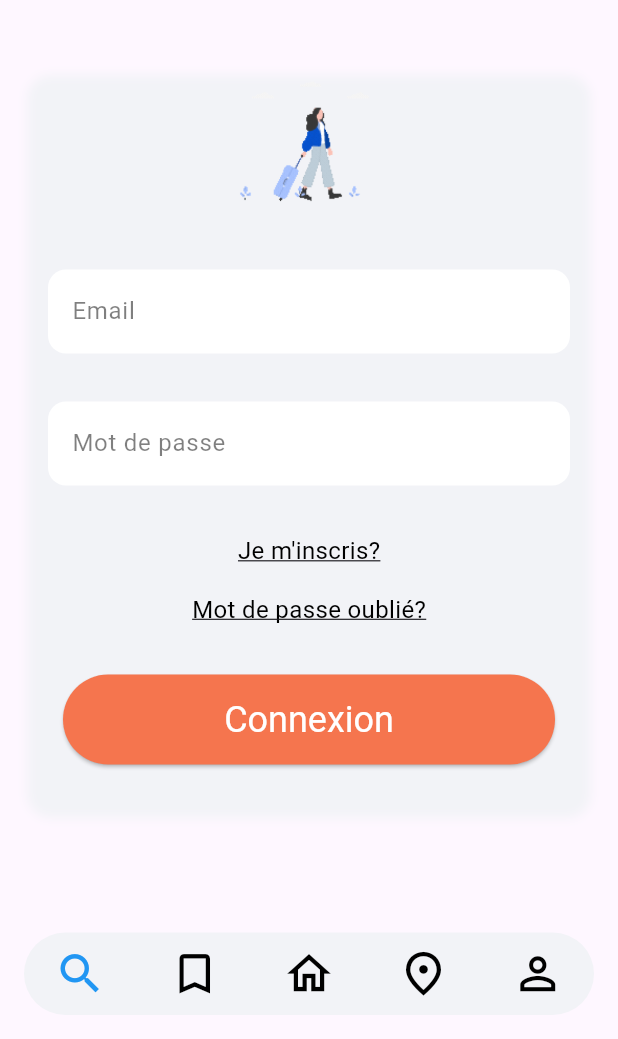
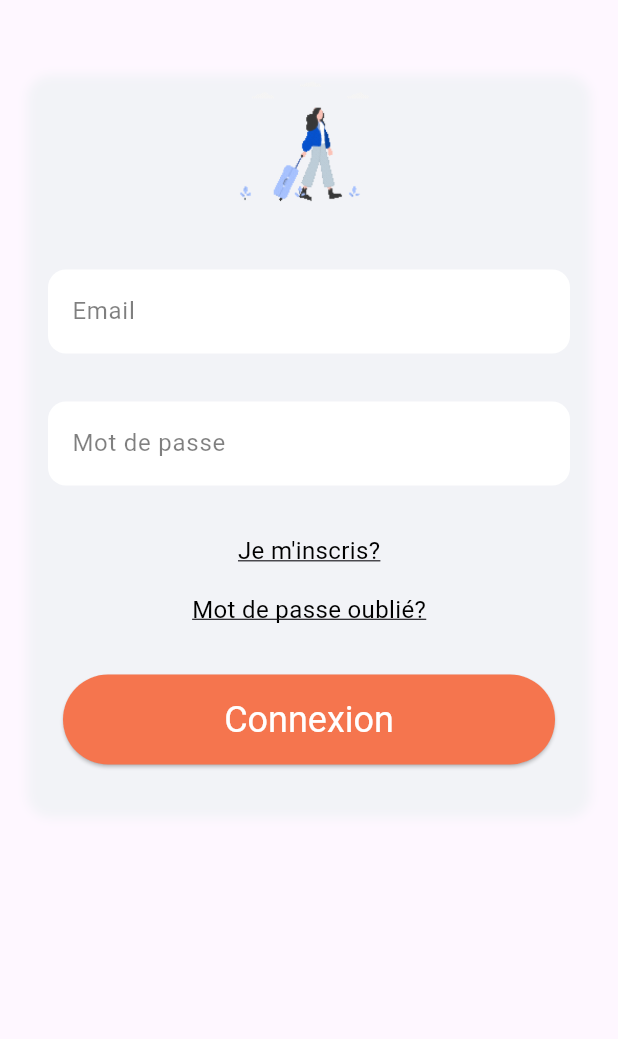
Before and after one commit to yahvya/school-voluptuaria, a Flutter app: the screen it shows after launch, on a phone screen of 412 x 824 dp, the part 197-1236 px from its top. Run offline on Flutter 3.47's test engine with Material 3 defaults, Android fonts, the phone set to English and light mode, and no system bars; our stand-ins replace lottie; Roboto replaces fonts that are missing (OpenSans-Regular, OpenSans-SemiBold).

Commit message:
Fix login page

```diff
--- a/front-end/voluptuaria_front/lib/main.dart
+++ b/front-end/voluptuaria_front/lib/main.dart
@@ -1,5 +1,6 @@
 import 'package:flutter/material.dart';
 import 'package:voluptuaria_front/pages/login_page.dart';
+import 'package:voluptuaria_front/pages/registration_page.dart';
 import 'components/navigation_bar.dart';
 import 'pages/home_page.dart';
 
--- a/front-end/voluptuaria_front/lib/pages/login_page.dart
+++ b/front-end/voluptuaria_front/lib/pages/login_page.dart
@@ -1,7 +1,6 @@
 import 'package:flutter/material.dart';
 import 'package:flutter/services.dart';
 import 'package:voluptuaria_front/resources/themes/colors.dart';
-import 'package:voluptuaria_front/components/navigation_bar.dart';
 import 'package:voluptuaria_front/components/blur_background.dart';
 import 'package:voluptuaria_front/components/custom_text_field.dart';
 import 'package:voluptuaria_front/components/button.dart';
@@ -122,24 +121,6 @@ class LoginPage extends StatelessWidget {
           ],
         ),
       ),
-      bottomNavigationBar: Padding(
-        padding: const EdgeInsets.all(16.0),
-        child: CustomNavigationBar(
-          currentIndex: 0,
-          backgroundColor: upperBorderColor,
-          borderRadius: 30.0,
-          icons: [
-            Icons.search,
-            Icons.bookmark_border,
-            Icons.home_outlined,
-            Icons.place_outlined,
-            Icons.person_outline,
-          ],
-          onIconTap: (index) {
-            print('Icon $index tapped');
-          },
-        ),
-      ),
     );
   }
 }
```
